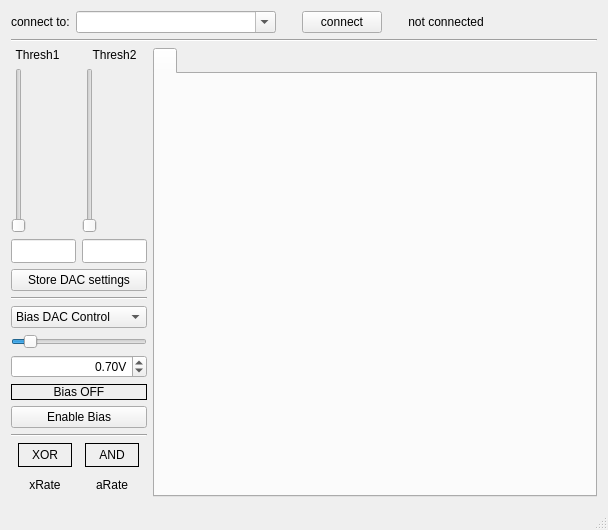
First picture: the form in muondetector-gui/src/main/mainwindow.ui, repository MuonPi/muondetector, before the edit.
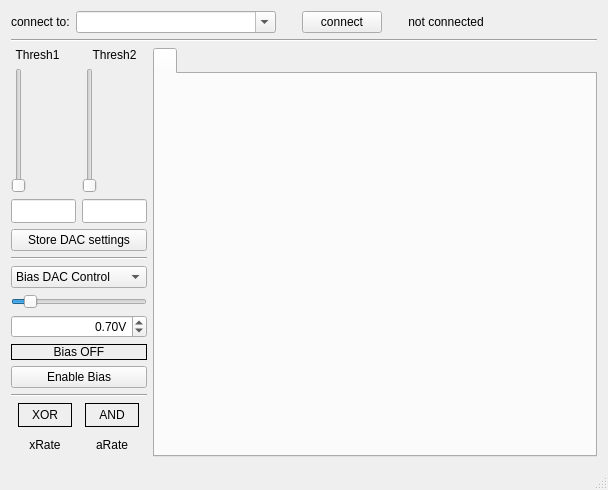
Second picture: the form after the edit.

```diff
--- a/muondetector-gui/src/main/mainwindow.ui
+++ b/muondetector-gui/src/main/mainwindow.ui
@@ -10,7 +10,7 @@
     <x>0</x>
     <y>0</y>
     <width>608</width>
-    <height>530</height>
+    <height>490</height>
    </rect>
   </property>
   <property name="windowTitle">
@@ -472,7 +472,7 @@
       <property name="maximumSize">
        <size>
         <width>16777215</width>
-        <height>750</height>
+        <height>16777215</height>
        </size>
       </property>
       <property name="usesScrollButtons">
```
